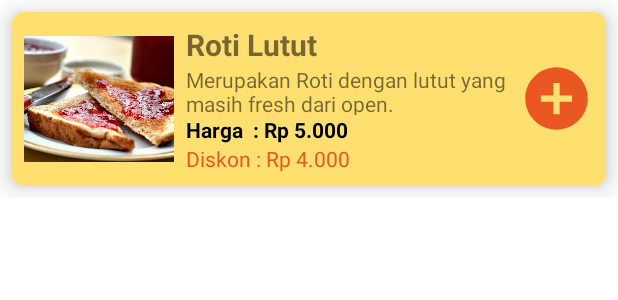
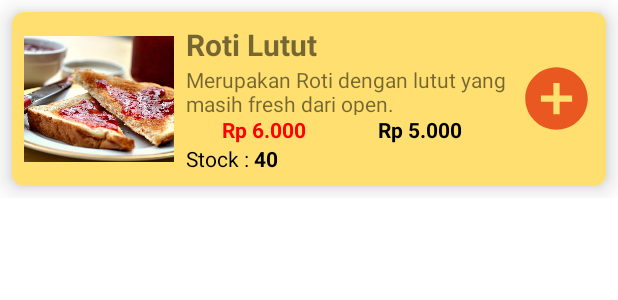
Before and after one commit to farelramadhan1130/YooksBakeryStore, an Android app: the layout menu_roti.xml on its own in the app's theme, with its tools: preview values and no code run, on a phone screen of 412 x 824 dp. Shown: the top 300 px of the screen. Run offline under Robolectric (Android 15) with nearby library versions, the phone set to English and light mode, and no system bars; network calls fail.

Commit message:
Chart Keranjang Pusing

```diff
--- a/app/src/main/res/layout/menu_roti.xml
+++ b/app/src/main/res/layout/menu_roti.xml
@@ -59,20 +59,25 @@
                             android:orientation="horizontal">
 
                             <TextView
-                                android:layout_width="wrap_content"
+                                android:id="@+id/diskon_roti"
+                                android:layout_width="104dp"
                                 android:layout_height="wrap_content"
-                                android:text="Harga  : "
-                                android:textColor="@color/black"
-                                android:textStyle="bold" />
+                                android:text="Rp 6.000"
+                                android:textColor="@color/merah"
+                                android:textStrikeThru="true"
+                                android:textStyle="bold"
+                                android:gravity="center"/>
 
                             <TextView
                                 android:id="@+id/harga_roti"
-                                android:layout_width="wrap_content"
+                                android:layout_width="104dp"
                                 android:layout_height="wrap_content"
+                                android:paintFlags="strikeThru|antiAlias"
                                 android:text="Rp 5.000"
                                 android:textColor="@color/black"
                                 android:textStyle="bold"
-                                android:paintFlags="strikeThru|antiAlias" />
+                                android:gravity="center" />
+
 
                         </LinearLayout>
 
@@ -84,27 +89,30 @@
                             <TextView
                                 android:layout_width="wrap_content"
                                 android:layout_height="wrap_content"
-                                android:text="Diskon : "
-                                android:textColor="@color/Orange" />
+                                android:text="Stock : "
+                                android:textColor="@color/black" />
 
                             <TextView
-                                android:id="@+id/diskon_roti"
+                                android:id="@+id/stock"
                                 android:layout_width="wrap_content"
                                 android:layout_height="wrap_content"
-                                android:text="Rp 4.000"
-                                android:textColor="@color/Orange"
-                                android:paintFlags="strikeThru" />
+                                android:text="40"
+                                android:textColor="@color/black"
+                                android:paintFlags="strikeThru"
+                                android:textStyle="bold"/>
 
                         </LinearLayout>
 
                     </LinearLayout>
 
                     <Button
+                        android:id="@+id/keranjang"
                         android:layout_width="50dp"
                         android:layout_height="50dp"
                         android:background="@drawable/baseline_add_circle_24"
                         android:layout_gravity="center_vertical"
-                        android:layout_marginStart="8dp"/>
+                        android:layout_marginStart="8dp"
+                        android:onClick="tambahKeKeranjang"/>
 
                 </LinearLayout>
 
--- a/app/src/main/res/values/colors.xml
+++ b/app/src/main/res/values/colors.xml
@@ -9,4 +9,5 @@
     <color name="white">#FFFFFFFF</color>
     <color name="Orange">#e85820</color>
     <color name="OrangeService">#CB623D</color>
+    <color name="merah">#ff0000</color>
 </resources>
```
Also changed, not shown: app/src/main/java/com/android/yooksbakerystore/HomeFragment.java (+110 -0 lines), app/src/main/java/com/android/yooksbakerystore/Product.java (+25 -2 lines), app/src/main/res/layout/card_chart.xml (+9 -16 lines).
